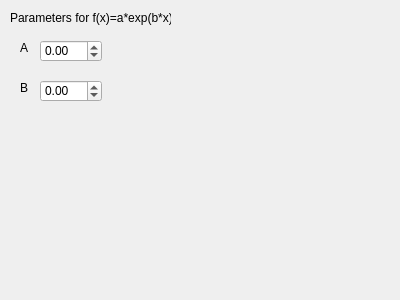
The window that FitPageUI.ui (juliuskarliczek/demo) describes before a commit, drawn with Qt 5.
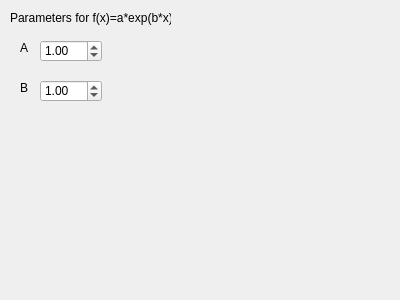
The same window after the commit.

Commit message: Version with FitPage Identifiers corresponding to Plot pages. It doesnt check if the values of a fitpage have changed and then creates a new graph in the page but instead just shows the page that was created originally.

```diff
--- a/FitPageUI.ui
+++ b/FitPageUI.ui
@@ -28,6 +28,9 @@
    <property name="maximum">
     <double>5.000000000000000</double>
    </property>
+   <property name="value">
+    <double>1.000000000000000</double>
+   </property>
   </widget>
   <widget class="QDoubleSpinBox" name="doubleSpinBox_b">
    <property name="geometry">
@@ -44,6 +47,9 @@
    <property name="maximum">
     <double>5.000000000000000</double>
    </property>
+   <property name="value">
+    <double>1.000000000000000</double>
+   </property>
   </widget>
   <widget class="QLabel" name="label_a">
    <property name="geometry">
```
The commit also changes 6 other files.
